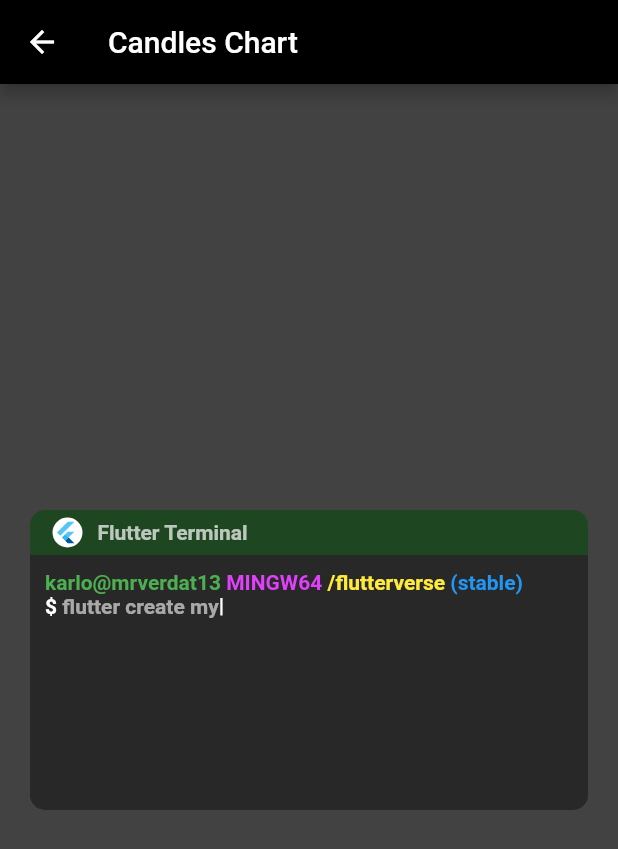
After one commit to mrverdant13/flutter_ui, a Flutter app: the screen it shows after launch, after a tap on "Terminal Typewriter", on a phone screen of 412 x 824 dp. The commit adds this screen. Shown: the top 849 px of the screen. Run offline on Flutter 3.47's test engine with Material 2 defaults, Android fonts, the phone set to English and light mode, and no system bars.

Commit message:
feat: implement terminal_typewriter

```diff
--- a/lib/main.dart
+++ b/lib/main.dart
@@ -2,10 +2,11 @@ import 'package:flutter/material.dart';
 
 import 'blob_color_picker/screen.dart';
 import 'candles_chart/screen.dart';
+import 'circle_reveal_transition/screen.dart';
 import 'nest_pattern/screen.dart';
 import 'page_indicator/screen.dart';
+import 'terminal_typewriter/screen.dart';
 import 'text_scroller/screen.dart';
-import 'circle_reveal_transition/screen.dart';
 
 void main() => runApp(
       MyApp(),
@@ -31,6 +32,7 @@ class _Home extends StatelessWidget {
     'Blob Color Picker': const BlobColorPickerScreen(),
     'Nest Pattern': const NestPatternScreen(),
     'Candles Chart': const CandlesChartScree(),
+    'Terminal Typewriter': const TerminalTypewriterScreen(),
   };
 
   @override
--- /dev/null
+++ b/lib/terminal_typewriter/blinker.dart
@@ -0,0 +1,80 @@
+part of 'screen.dart';
+
+class _Blinker extends StatefulWidget {
+  const _Blinker({
+    Key? key,
+    required this.child,
+    this.controller,
+  }) : super(key: key);
+
+  final Widget child;
+  final _BlinkerController? controller;
+
+  @override
+  __BlinkerState createState() => __BlinkerState();
+}
+
+class __BlinkerState extends State<_Blinker>
+    with SingleTickerProviderStateMixin {
+  late AnimationController _animationController;
+
+  late bool _visible;
+  void _toggleVisibility() {
+    setState(() => _visible ^= true);
+  }
+
+  @override
+  void initState() {
+    super.initState();
+    _visible = true;
+    _animationController = AnimationController(
+      duration: const Duration(milliseconds: 500),
+      vsync: this,
+    );
+
+    widget.controller?.addListener(_reset);
+    _animationController
+      ..addStatusListener((status) {
+        if (_animationController.isCompleted) {
+          _toggleVisibility();
+          _animationController.reverse();
+        } else if (_animationController.isDismissed) {
+          _toggleVisibility();
+          _animationController.forward();
+        }
+      })
+      ..forward();
+  }
+
+  @override
+  void dispose() {
+    _animationController.dispose();
+    super.dispose();
+  }
+
+  @override
+  void didUpdateWidget(_Blinker oldWidget) {
+    super.didUpdateWidget(oldWidget);
+    if (widget.controller != oldWidget.controller) {
+      oldWidget.controller?.removeListener(_reset);
+    }
+    widget.controller?.addListener(_reset);
+  }
+
+  void _reset() {
+    _animationController.forward(from: 0);
+    _visible = true;
+  }
+
+  @override
+  Widget build(BuildContext context) => Visibility(
+        visible: _visible,
+        child: widget.child,
+      );
+}
+
+class _BlinkerController extends ChangeNotifier {
+  void reset() {
+    notifyListeners();
+  }
+}
--- /dev/null
+++ b/lib/terminal_typewriter/commands_typewriter.dart
@@ -0,0 +1,126 @@
+part of 'screen.dart';
+
+class _CommandsTypewriter extends StatefulWidget {
+  const _CommandsTypewriter({
+    Key? key,
+    required this.prefix,
+    required this.commands,
+    required this.cursor,
+    required this.prefixStyle,
+    required this.commandStyle,
+    required this.minTypingLag,
+    required this.maxTypingLag,
+    required this.showDuration,
+  }) : super(key: key);
+
+  final String prefix;
+  final Iterable<String> commands;
+  final Widget cursor;
+
+  final TextStyle prefixStyle;
+  final TextStyle commandStyle;
+
+  final Duration minTypingLag;
+  final Duration maxTypingLag;
+  final Duration showDuration;
+
+  @override
+  __CommandsTypewriterState createState() => __CommandsTypewriterState();
+}
+
+class __CommandsTypewriterState extends State<_CommandsTypewriter> {
+  late int _commandIdx;
+  late int _commandCharIdx;
+  late String _typedCommandFragment;
+  late TextDirection _direction;
+  late Duration Function() _typingLag;
+  late _BlinkerController _blinkerController;
+
+  @override
+  void initState() {
+    super.initState();
+    _commandIdx = 0;
+    _commandCharIdx = 0;
+    _typedCommandFragment = '';
+    _direction = TextDirection.ltr;
+    _typingLag = () => _randomTypingLag;
+    _blinkerController = _BlinkerController();
+    _typeCommand();
+  }
+
+  String get _currentCommand => widget.commands.elementAt(
+        _commandIdx,
+      );
+  String get _nextCommand => widget.commands.elementAt(
+        (_commandIdx + 1) % widget.commands.length,
+      );
+
+  Future<void> _typeCommand() async {
+    await Future.delayed(_typingLag());
+    if (!mounted) return;
+
+    _typedCommandFragment = _currentCommand.substring(0, _commandCharIdx);
+    setState(() {});
+    _blinkerController.reset();
+
+    if (_typedCommandFragment == _currentCommand) {
+      await Future.delayed(widget.showDuration);
+      if (!mounted) return;
+    }
+
+    _updateIdxs();
+
+    _typeCommand();
+  }
+
+  void _updateIdxs() {
+    switch (_direction) {
+      case TextDirection.ltr:
+        _commandCharIdx++;
+        if (_commandCharIdx >= _currentCommand.length) {
+          _direction = TextDirection.rtl;
+          _typingLag = () => widget.minTypingLag;
+        }
+        break;
+      case TextDirection.rtl:
+        _commandCharIdx--;
+        if (_commandCharIdx <= 0 ||
+            _nextCommand.startsWith(_typedCommandFragment)) {
+          _direction = TextDirection.ltr;
+          _typingLag = () => _randomTypingLag;
+          _commandIdx++;
+          if (_commandIdx >= widget.commands.length) {
+            _commandIdx = 0;
+          }
+        }
+        break;
+    }
+  }
+
+  Duration get _randomTypingLag => lerpDuration(
+        widget.minTypingLag,
+        widget.maxTypingLag,
+        Random().nextDouble(),
+      );
+
+  @override
+  Widget build(BuildContext context) => Text.rich(
+        TextSpan(
+          text: widget.prefix,
+          style: widget.prefixStyle,
+          children: [
+            TextSpan(
+              text: _typedCommandFragment,
+              style: widget.commandStyle,
+            ),
+            WidgetSpan(
+              child: _Blinker(
+                controller: _blinkerController,
+                child: widget.cursor,
+              ),
+              alignment: PlaceholderAlignment.middle,
+            ),
+          ],
+        ),
+      );
+}
--- /dev/null
+++ b/lib/terminal_typewriter/screen.dart
@@ -0,0 +1,155 @@
+import 'dart:math';
+import 'dart:ui';
+
+import 'package:flutter/foundation.dart';
+import 'package:flutter/material.dart';
+
+part 'blinker.dart';
+part 'commands_typewriter.dart';
+part 'terminal_window.dart';
+
+class TerminalTypewriterScreen extends StatelessWidget {
+  const TerminalTypewriterScreen({Key? key}) : super(key: key);
+
+  static final _terminalBackgroundColor = Colors.grey.shade900.withOpacity(0.8);
+  static final _terminalTitleBarColor = Color.lerp(
+    Colors.green,
+    Colors.black,
+    0.6,
+  )!;
+
+  @override
+  Widget build(BuildContext context) => Scaffold(
+        appBar: AppBar(
+          backgroundColor: Colors.black,
+          title: const Text('Candles Chart'),
+        ),
+        backgroundColor: Colors.grey.shade800,
+        body: Padding(
+          padding: const EdgeInsets.all(20),
+          child: Center(
+            child: ConstrainedBox(
+              constraints: BoxConstraints(
+                maxHeight: 200,
+                maxWidth: 500,
+              ),
+              child: _TerminalWindow(
+                backgroundColor: _terminalBackgroundColor,
+                titleBarColor: _terminalTitleBarColor,
+                title: Row(
+                  mainAxisAlignment: MainAxisAlignment.start,
+                  children: const [
+                    CircleAvatar(
+                      backgroundColor: Colors.white,
+                      child: Padding(
+                        padding: EdgeInsets.all(2),
+                        child: FractionalTranslation(
+                          translation: Offset(-0.05, 0),
+                          child: FlutterLogo(),
+                        ),
+                      ),
+                    ),
+                    Text(
+                      'Flutter Terminal',
+                      style: TextStyle(
+                        color: Colors.white70,
+                        fontWeight: FontWeight.bold,
+                      ),
+                    ),
+                  ],
+                ),
+                content: const _TerminalContent(),
+              ),
+            ),
+          ),
+        ),
+      );
+}
+
+class _TerminalContent extends StatelessWidget {
+  const _TerminalContent({
+    Key? key,
+  }) : super(key: key);
+
+  static const _prefix = '\$ ';
+  static const _prefixStyle = TextStyle(
+    color: Colors.white,
+    fontWeight: FontWeight.bold,
+  );
+  static const _commands = [
+    'flutter create my_flutter_app',
+    'flutter run',
+    'flutter test',
+    'flutter build apk',
+    'flutter build ios',
+    'flutter build web',
+  ];
+  static const _commandStyle = TextStyle(
+    color: Colors.white60,
+    fontWeight: FontWeight.bold,
+  );
+  static const _minTypingLag = Duration(milliseconds: 30);
+  static const _maxTypingLag = Duration(milliseconds: 300);
+  static const _showDuration = Duration(milliseconds: 2000);
+  static final r = Random();
+  static final _cursorString = r.nextBool() ? '|' : '_';
+  static const _cursorStyle = TextStyle(
+    color: Colors.white,
+    fontWeight: FontWeight.bold,
+  );
+
+  @override
+  Widget build(BuildContext context) {
+    return Column(
+      crossAxisAlignment: CrossAxisAlignment.stretch,
+      children: [
+        const Text.rich(
+          TextSpan(
+            style: TextStyle(
+              fontWeight: FontWeight.bold,
+            ),
+            children: [
+              TextSpan(
+                text: 'karlo@mrverdat13 ',
+                style: TextStyle(
+                  color: Colors.green,
+                ),
+              ),
+              TextSpan(
+                text: 'MINGW64 ',
+                style: TextStyle(
+                  color: Colors.purpleAccent,
+                ),
+              ),
+              TextSpan(
+                text: '/flutterverse ',
+                style: TextStyle(
+                  color: Colors.yellow,
+                ),
+              ),
+              TextSpan(
+                text: '(stable)',
+                style: TextStyle(
+                  color: Colors.blue,
+                ),
+              ),
+            ],
+          ),
+        ),
+        _CommandsTypewriter(
+          prefix: _prefix,
+          commands: _commands,
+          cursor: Text(
+            _cursorString,
+            style: _cursorStyle,
+          ),
+          prefixStyle: _prefixStyle,
+          commandStyle: _commandStyle,
+          minTypingLag: _minTypingLag,
+          maxTypingLag: _maxTypingLag,
+          showDuration: _showDuration,
+        ),
+      ],
+    );
+  }
+}
--- /dev/null
+++ b/lib/terminal_typewriter/terminal_window.dart
@@ -0,0 +1,44 @@
+part of 'screen.dart';
+
+class _TerminalWindow extends StatelessWidget {
+  const _TerminalWindow({
+    Key? key,
+    required this.backgroundColor,
+    required this.titleBarColor,
+    required this.title,
+    required this.content,
+  }) : super(key: key);
+
+  final Color backgroundColor;
+  final Color titleBarColor;
+  final Widget title;
+  final Widget content;
+
+  @override
+  Widget build(BuildContext context) => Container(
+        clipBehavior: Clip.antiAlias,
+        decoration: BoxDecoration(
+          borderRadius: BorderRadius.circular(10.0),
+        ),
+        child: Column(
+          crossAxisAlignment: CrossAxisAlignment.stretch,
+          children: [
+            Container(
+              color: titleBarColor,
+              padding: const EdgeInsets.all(5),
+              height: 30.0,
+              alignment: Alignment.centerLeft,
+              child: title,
+            ),
+            Expanded(
+              child: Container(
+                color: backgroundColor,
+                padding: const EdgeInsets.all(10),
+                width: double.infinity,
+                child: content,
+              ),
+            ),
+          ],
+        ),
+      );
+}
```
